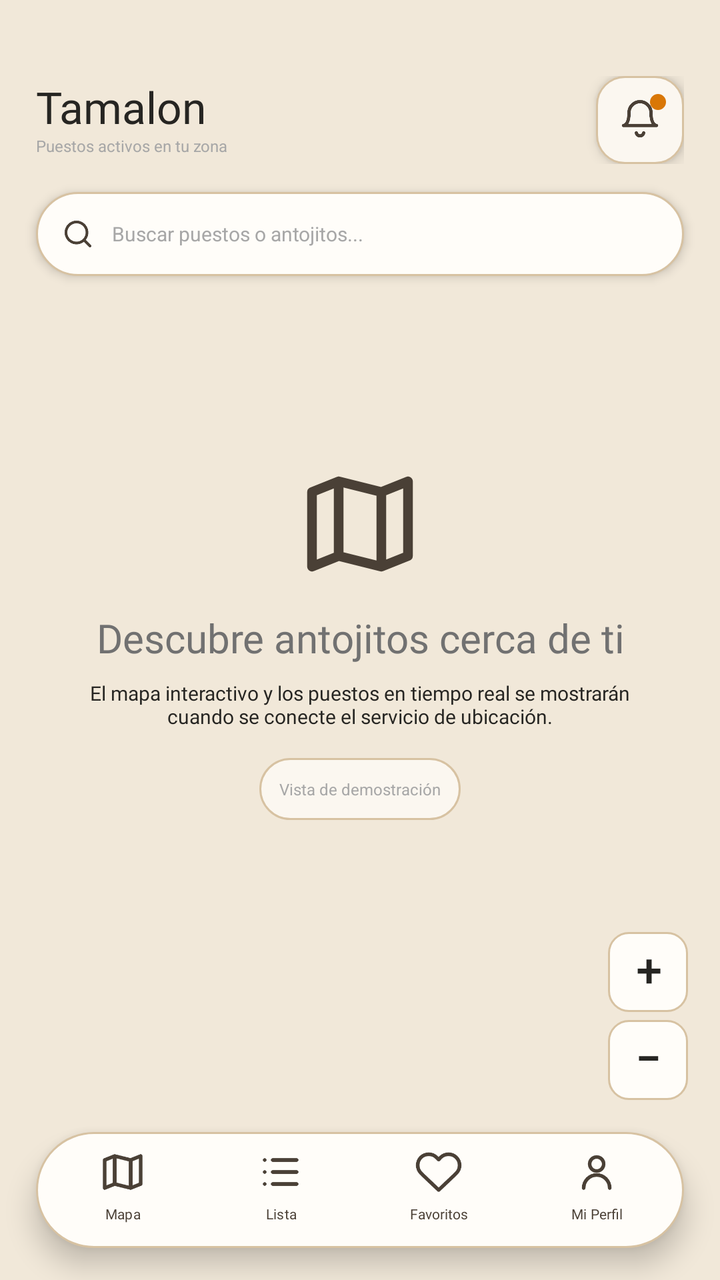
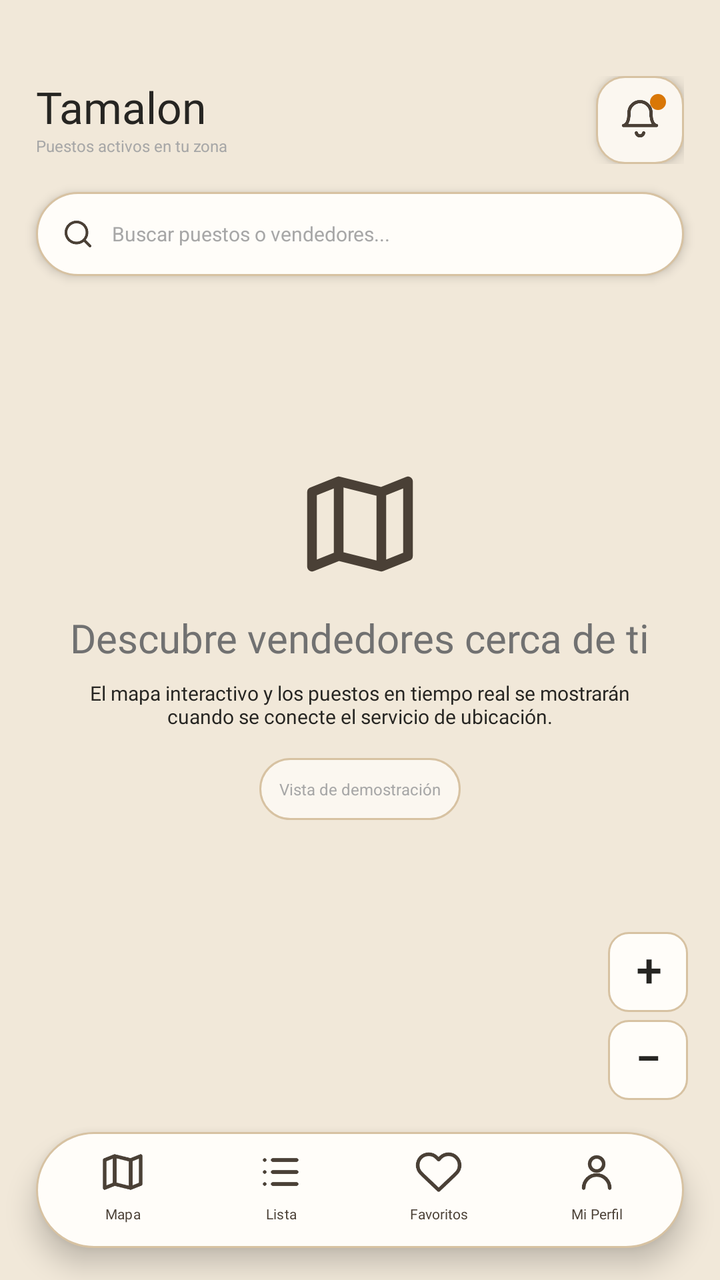

Screens rendered from an Android XML layout before and after an edit, with the pre-edit source and the edit as a unified diff.
<!-- AndroidManifest.xml: application theme Theme.Tamalon -->
<!-- res/layout/activity_map.xml -->
<?xml version="1.0" encoding="utf-8"?>
<FrameLayout xmlns:android="http://schemas.android.com/apk/res/android"
    android:layout_width="match_parent"
    android:layout_height="match_parent"
    android:background="@color/tamalon_background">

    
    <FrameLayout
        android:id="@+id/map_container"
        android:layout_width="match_parent"
        android:layout_height="match_parent">
        <LinearLayout
            android:layout_width="match_parent"
            android:layout_height="match_parent"
            android:background="@color/tamalon_background"
            android:gravity="center"
            android:orientation="vertical"
            android:padding="28dp">
            <ImageView
                android:layout_width="64dp"
                android:layout_height="64dp"
                android:contentDescription="Mapa de puestos"
                android:src="@drawable/ic_map" />
            <TextView
                style="@style/Tamalon.SectionTitle"
                android:layout_width="wrap_content"
                android:layout_height="wrap_content"
                android:layout_marginTop="14dp"
                android:gravity="center"
                android:text="Descubre antojitos cerca de ti" />
            <TextView
                style="@style/Tamalon.Body"
                android:layout_width="match_parent"
                android:layout_height="wrap_content"
                android:layout_marginTop="8dp"
                android:gravity="center"
                android:text="El mapa interactivo y los puestos en tiempo real se mostrarán cuando se conecte el servicio de ubicación." />
            <TextView
                style="@style/Tamalon.Caption"
                android:layout_width="wrap_content"
                android:layout_height="wrap_content"
                android:layout_marginTop="14dp"
                android:background="@drawable/bg_chip"
                android:padding="10dp"
                android:text="Vista de demostración" />
        </LinearLayout>
    </FrameLayout>

    
    <LinearLayout
        android:id="@+id/map_overlay_permission"
        android:layout_width="match_parent"
        android:layout_height="match_parent"
        android:background="#e6f0e8d0"
        android:gravity="center"
        android:orientation="vertical"
        android:padding="32dp"
        android:visibility="gone">

        <TextView
            style="@style/Tamalon.Body"
            android:layout_width="wrap_content"
            android:layout_height="wrap_content"
            android:gravity="center"
            android:text="@string/map_permission_denied"
            android:textSize="11sp" />

        <android.widget.Button
            android:id="@+id/map_btn_grant_permission"
            android:layout_width="wrap_content"
            android:layout_height="44dp"
            android:layout_marginTop="16dp"
            android:background="@drawable/bg_button"
            android:backgroundTint="@null"
            android:fontFamily="@font/inter"
            android:text="@string/map_btn_grant"
            android:textAllCaps="false"
            android:textColor="@color/tamalon_field_text"
            android:textSize="10sp" />
    </LinearLayout>

    
    <LinearLayout
        android:id="@+id/map_overlay_loading"
        android:layout_width="match_parent"
        android:layout_height="match_parent"
        android:background="#ccfaf7ef"
        android:gravity="center"
        android:orientation="vertical"
        android:visibility="gone">

        <ProgressBar
            android:layout_width="36dp"
            android:layout_height="36dp" />

        <TextView
            android:id="@+id/map_loading_text"
            style="@style/Tamalon.Caption"
            android:layout_width="wrap_content"
            android:layout_height="wrap_content"
            android:layout_marginTop="8dp"
            android:text="@string/map_loading" />
    </LinearLayout>

    
    <LinearLayout
        android:id="@+id/map_overlay_error"
        android:layout_width="match_parent"
        android:layout_height="match_parent"
        android:background="#e6f5d8d4"
        android:gravity="center"
        android:orientation="vertical"
        android:padding="32dp"
        android:visibility="gone">

        <TextView
            style="@style/Tamalon.Body"
            android:layout_width="wrap_content"
            android:layout_height="wrap_content"
            android:gravity="center"
            android:text="@string/map_error"
            android:textColor="#8f322d"
            android:textSize="11sp" />

        <android.widget.Button
            android:id="@+id/map_btn_retry"
            android:layout_width="wrap_content"
            android:layout_height="44dp"
            android:layout_marginTop="16dp"
            android:background="@drawable/bg_button"
            android:backgroundTint="@null"
            android:fontFamily="@font/inter"
            android:text="@string/btn_retry"
            android:textAllCaps="false"
            android:textColor="@color/tamalon_field_text"
            android:textSize="10sp" />
    </LinearLayout>

    
    <LinearLayout
        android:id="@+id/map_overlay_offline"
        android:layout_width="match_parent"
        android:layout_height="match_parent"
        android:background="#e6f0e8c0"
        android:gravity="center"
        android:orientation="vertical"
        android:padding="32dp"
        android:visibility="gone">

        <TextView
            style="@style/Tamalon.Body"
            android:layout_width="wrap_content"
            android:layout_height="wrap_content"
            android:gravity="center"
            android:text="@string/map_offline"
            android:textColor="#775d2f"
            android:textSize="11sp" />
    </LinearLayout>

    
    <LinearLayout
        android:id="@+id/map_top_bar"
        android:layout_width="match_parent"
        android:layout_height="wrap_content"
        android:layout_gravity="top"
        android:layout_marginStart="18dp"
        android:layout_marginTop="38dp"
        android:layout_marginEnd="18dp"
        android:gravity="center_vertical"
        android:orientation="horizontal">

        <LinearLayout
            android:layout_width="0dp"
            android:layout_height="wrap_content"
            android:layout_weight="1"
            android:orientation="vertical">

            <TextView
                style="@style/Tamalon.BrandText"
                android:layout_width="wrap_content"
                android:layout_height="wrap_content"
                android:text="@string/app_name"
                android:textSize="22sp" />

            <TextView
                style="@style/Tamalon.Caption"
                android:layout_width="wrap_content"
                android:layout_height="wrap_content"
                android:text="Puestos activos en tu zona"
                android:textColor="@color/tamalon_muted"
                android:textSize="8sp" />
        </LinearLayout>

        
        <FrameLayout
            android:id="@+id/map_btn_notifications"
            android:layout_width="44dp"
            android:layout_height="44dp"
            android:background="@drawable/bg_surface_card"
            android:clickable="true"
            android:contentDescription="@string/notifications_title"
            android:elevation="4dp"
            android:focusable="true">

            <ImageView
                android:layout_width="22dp"
                android:layout_height="22dp"
                android:layout_gravity="center"
                android:contentDescription="@string/notifications_title"
                android:src="@drawable/ic_bell" />

            
            <View
                android:id="@+id/map_notification_badge"
                android:layout_width="8dp"
                android:layout_height="8dp"
                android:layout_gravity="top|end"
                android:layout_marginTop="9dp"
                android:layout_marginEnd="9dp"
                android:background="@drawable/bg_circle"
                android:backgroundTint="#d97706" />
        </FrameLayout>
    </LinearLayout>

    
    <LinearLayout
        android:id="@+id/map_search_container"
        android:layout_width="match_parent"
        android:layout_height="42dp"
        android:layout_gravity="top"
        android:layout_marginStart="18dp"
        android:layout_marginTop="96dp"
        android:layout_marginEnd="18dp"
        android:background="@drawable/bg_nav"
        android:elevation="3dp"
        android:gravity="center_vertical"
        android:paddingHorizontal="12dp">

        <ImageView
            android:layout_width="18dp"
            android:layout_height="18dp"
            android:contentDescription="Buscar"
            android:src="@drawable/ic_search"
            android:tint="@color/tamalon_field_text" />

        <EditText
            android:id="@+id/map_search_input"
            android:layout_width="0dp"
            android:layout_height="match_parent"
            android:layout_marginStart="8dp"
            android:layout_weight="1"
            android:background="@color/tamalon_transparent"
            android:hint="Buscar puestos o antojitos..."
            android:imeOptions="actionSearch"
            android:inputType="textCapSentences"
            android:paddingHorizontal="0dp"
            android:singleLine="true"
            android:textColor="@color/tamalon_ink"
            android:textColorHint="@color/tamalon_muted"
            android:textSize="10sp" />
    </LinearLayout>

    
    <HorizontalScrollView
        android:id="@+id/map_category_scroll"
        android:layout_width="match_parent"
        android:layout_height="46dp"
        android:layout_gravity="top"
        android:layout_marginTop="148dp"
        android:clipToPadding="false"
        android:fillViewport="false"
        android:overScrollMode="never"
        android:paddingStart="14dp"
        android:paddingEnd="14dp"
        android:scrollbars="none">

        <LinearLayout
            android:id="@+id/map_category_filters"
            android:layout_width="wrap_content"
            android:layout_height="match_parent"
            android:gravity="center_vertical"
            android:orientation="horizontal" />
    </HorizontalScrollView>

    
    <LinearLayout
        android:layout_width="wrap_content"
        android:layout_height="wrap_content"
        android:layout_gravity="bottom|end"
        android:layout_marginEnd="16dp"
        android:layout_marginBottom="90dp"
        android:orientation="vertical">

        <android.widget.Button
            android:id="@+id/map_btn_zoom_in"
            android:layout_width="40dp"
            android:layout_height="40dp"
            android:background="@drawable/bg_zoom_button"
            android:backgroundTint="@null"
            android:gravity="center"
            android:includeFontPadding="false"
            android:minWidth="0dp"
            android:minHeight="0dp"
            android:padding="0dp"
            android:text="+"
            android:textColor="@color/tamalon_ink"
            android:textSize="22sp"
            android:textStyle="bold" />

        <android.widget.Button
            android:id="@+id/map_btn_zoom_out"
            android:layout_width="40dp"
            android:layout_height="40dp"
            android:layout_marginTop="4dp"
            android:background="@drawable/bg_zoom_button"
            android:backgroundTint="@null"
            android:gravity="center"
            android:includeFontPadding="false"
            android:minWidth="0dp"
            android:minHeight="0dp"
            android:padding="0dp"
            android:text="−"
            android:textColor="@color/tamalon_ink"
            android:textSize="22sp"
            android:textStyle="bold" />
    </LinearLayout>

    
    <LinearLayout
        android:id="@+id/vendor_route_card"
        style="@style/Tamalon.Card"
        android:layout_width="match_parent"
        android:layout_height="wrap_content"
        android:layout_gravity="bottom"
        android:layout_marginStart="16dp"
        android:layout_marginEnd="16dp"
        android:layout_marginBottom="82dp"
        android:elevation="8dp"
        android:orientation="vertical"
        android:padding="16dp"
        android:visibility="gone">

        
        <LinearLayout
            android:layout_width="match_parent"
            android:layout_height="wrap_content"
            android:gravity="center_vertical"
            android:orientation="horizontal">

            
            <LinearLayout
                android:layout_width="0dp"
                android:layout_height="wrap_content"
                android:layout_weight="1"
                android:gravity="center_vertical"
                android:orientation="horizontal">

                <View
                    android:id="@+id/vendor_route_dot"
                    android:layout_width="14dp"
                    android:layout_height="14dp"
                    android:background="@drawable/bg_circle"
                    android:backgroundTint="#9e9e9e" />

                <LinearLayout
                    android:layout_width="wrap_content"
                    android:layout_height="wrap_content"
                    android:layout_marginStart="10dp"
                    android:orientation="vertical">

                    <TextView
                        style="@style/Tamalon.Caption"
                        android:layout_width="wrap_content"
                        android:layout_height="wrap_content"
                        android:text="ESTADO DE MI RUTA"
                        android:textSize="8sp" />

                    <TextView
                        android:id="@+id/vendor_route_state_text"
                        style="@style/Tamalon.Body"
                        android:layout_width="wrap_content"
                        android:layout_height="wrap_content"
                        android:text="Fuera de ruta"
                        android:textSize="16sp"
                        android:textStyle="bold" />
                </LinearLayout>
            </LinearLayout>

            
            <android.widget.Button
                android:id="@+id/map_btn_toggle_availability"
                android:layout_width="wrap_content"
                android:layout_height="40dp"
                android:background="@drawable/bg_button"
                android:backgroundTint="@null"
                android:fontFamily="@font/inter"
                android:paddingHorizontal="16dp"
                android:text="Activar ruta"
                android:textAllCaps="false"
                android:textColor="@color/tamalon_field_text"
                android:textSize="10sp" />
        </LinearLayout>

        
        <TextView
            android:id="@+id/vendor_route_explanation"
            style="@style/Tamalon.Caption"
            android:layout_width="match_parent"
            android:layout_height="wrap_content"
            android:layout_marginTop="8dp"
            android:text="Fuera de ruta: no estás ofreciendo tu ubicación en el mapa para clientes."
            android:textColor="@color/tamalon_muted"
            android:textSize="9sp" />

        
        <LinearLayout
            android:layout_width="match_parent"
            android:layout_height="wrap_content"
            android:layout_marginTop="12dp"
            android:orientation="horizontal">

            <android.widget.Button
                android:id="@+id/vendor_quick_catalogs"
                android:layout_width="0dp"
                android:layout_height="36dp"
                android:layout_marginEnd="6dp"
                android:layout_weight="1"
                android:background="@drawable/bg_surface_card"
                android:backgroundTint="@null"
                android:drawableStart="@drawable/ic_list"
                android:drawablePadding="6dp"
                android:fontFamily="@font/inter"
                android:gravity="center"
                android:paddingHorizontal="10dp"
                android:text="Mis catálogos"
                android:textAllCaps="false"
                android:textColor="@color/tamalon_ink"
                android:textSize="9sp" />

            <android.widget.Button
                android:id="@+id/vendor_quick_routes"
                android:layout_width="0dp"
                android:layout_height="36dp"
                android:layout_marginStart="6dp"
                android:layout_weight="1"
                android:background="@drawable/bg_surface_card"
                android:backgroundTint="@null"
                android:drawableStart="@drawable/ic_navigation"
                android:drawablePadding="6dp"
                android:fontFamily="@font/inter"
                android:gravity="center"
                android:paddingHorizontal="10dp"
                android:text="Mis rutas"
                android:textAllCaps="false"
                android:textColor="@color/tamalon_ink"
                android:textSize="9sp" />
        </LinearLayout>
    </LinearLayout>

    
    <LinearLayout
        android:id="@+id/map_selected_vendor_card"
        style="@style/Tamalon.Card"
        android:layout_width="match_parent"
        android:layout_height="wrap_content"
        android:layout_gravity="bottom"
        android:layout_marginStart="16dp"
        android:layout_marginEnd="16dp"
        android:layout_marginBottom="82dp"
        android:elevation="8dp"
        android:orientation="vertical"
        android:padding="14dp"
        android:visibility="gone">

        <LinearLayout
            android:layout_width="match_parent"
            android:layout_height="wrap_content"
            android:gravity="center_vertical"
            android:orientation="horizontal">

            <ImageView
                android:id="@+id/map_card_avatar"
                android:layout_width="40dp"
                android:layout_height="40dp"
                android:background="@drawable/bg_circle"
                android:clipToOutline="true"
                android:contentDescription="Foto de vendedor"
                android:padding="8dp"
                android:scaleType="centerCrop"
                android:src="@drawable/ic_user" />

            <LinearLayout
                android:layout_width="0dp"
                android:layout_height="wrap_content"
                android:layout_marginStart="10dp"
                android:layout_weight="1"
                android:orientation="vertical">

                <TextView
                    android:id="@+id/map_card_vendor_name"
                    style="@style/Tamalon.Body"
                    android:layout_width="wrap_content"
                    android:layout_height="wrap_content"
                    android:text="Puesto de Antojitos"
                    android:textSize="13sp"
                    android:textStyle="bold" />

                <TextView
                    android:id="@+id/map_card_vendor_distance"
                    style="@style/Tamalon.Caption"
                    android:layout_width="wrap_content"
                    android:layout_height="wrap_content"
                    android:layout_marginTop="2dp"
                    android:text="A 180 m de ti · En ruta activa"
                    android:textColor="#2e7d32"
                    android:textSize="8sp" />
            </LinearLayout>

            <ImageButton
                android:id="@+id/map_card_btn_close"
                android:layout_width="32dp"
                android:layout_height="32dp"
                android:background="@color/tamalon_transparent"
                android:contentDescription="Cerrar"
                android:src="@drawable/ic_chevron"
                android:rotation="90"
                android:tint="@color/tamalon_muted" />
        </LinearLayout>

        <TextView
            android:id="@+id/map_card_vendor_description"
            style="@style/Tamalon.Caption"
            android:layout_width="match_parent"
            android:layout_height="wrap_content"
            android:layout_marginTop="8dp"
            android:ellipsize="end"
            android:maxLines="2"
            android:text="Especialidad en tamales verdes, de dulce, oaxaqueños y atole caliente de masa y champurrado."
            android:textColor="@color/tamalon_field_text"
            android:textSize="9sp" />

        <LinearLayout
            android:layout_width="match_parent"
            android:layout_height="wrap_content"
            android:layout_marginTop="10dp"
            android:orientation="horizontal">

            <android.widget.Button
                android:id="@+id/map_card_btn_catalog"
                android:layout_width="0dp"
                android:layout_height="38dp"
                android:layout_marginEnd="6dp"
                android:layout_weight="1"
                android:background="@drawable/bg_button"
                android:backgroundTint="@null"
                android:fontFamily="@font/inter"
                android:text="Ver Catálogo"
                android:textAllCaps="false"
                android:textColor="@color/tamalon_field_text"
                android:textSize="9sp" />

            <android.widget.Button
                android:id="@+id/map_card_btn_profile"
                android:layout_width="0dp"
                android:layout_height="38dp"
                android:layout_marginStart="6dp"
                android:layout_weight="1"
                android:background="@drawable/bg_surface_card"
                android:backgroundTint="@null"
                android:fontFamily="@font/inter"
                android:text="Ver Perfil"
                android:textAllCaps="false"
                android:textColor="@color/tamalon_ink"
                android:textSize="9sp" />
        </LinearLayout>
    </LinearLayout>

    <include
        layout="@layout/layout_bottom_nav"
        android:layout_width="match_parent"
        android:layout_height="58dp"
        android:layout_gravity="bottom"
        android:layout_marginHorizontal="18dp"
        android:layout_marginBottom="16dp" />
</FrameLayout>
<!-- res/layout/layout_bottom_nav.xml (included above) -->
<?xml version="1.0" encoding="utf-8"?>
<LinearLayout xmlns:android="http://schemas.android.com/apk/res/android"
    android:layout_width="match_parent"
    android:layout_height="58dp"
    android:background="@drawable/bg_nav"
    android:elevation="8dp"
    android:orientation="horizontal"
    android:padding="4dp">

    <android.widget.Button
        android:id="@+id/nav_map"
        style="@style/Tamalon.NavButton"
        android:drawableTop="@drawable/ic_map"
        android:text="Mapa" />

    <android.widget.Button
        android:id="@+id/nav_list"
        style="@style/Tamalon.NavButton"
        android:drawableTop="@drawable/ic_list"
        android:text="Lista" />

    <android.widget.Button
        android:id="@+id/nav_favorites"
        style="@style/Tamalon.NavButton"
        android:drawableTop="@drawable/ic_heart"
        android:text="Favoritos" />

    <android.widget.Button
        android:id="@+id/nav_profile"
        style="@style/Tamalon.NavButton"
        android:drawableTop="@drawable/ic_user"
        android:text="Mi Perfil" />
</LinearLayout>
<!-- resources referenced by this layout -->
<resources>
  <color name="tamalon_background">#F1E8D9</color>
  <color name="tamalon_field_text">#4A4036</color>
  <color name="tamalon_ink">#262522</color>
  <color name="tamalon_muted">#A7A7A7</color>
  <color name="tamalon_transparent">#00000000</color>
  <!-- drawable bg_circle (drawable) -->
  <?xml version="1.0" encoding="utf-8"?>
  <shape xmlns:android="http://schemas.android.com/apk/res/android" android:shape="oval">
      <solid android:color="@color/tamalon_sand" />
  </shape>
  <!-- drawable bg_nav (drawable) -->
  <?xml version="1.0" encoding="utf-8"?>
  <shape xmlns:android="http://schemas.android.com/apk/res/android" android:shape="rectangle">
      <solid android:color="@color/tamalon_surface_strong" />
      <stroke android:width="1dp" android:color="@color/tamalon_line" />
      <corners android:radius="29dp" />
  </shape>
  <!-- drawable bg_surface_card (drawable) -->
  <?xml version="1.0" encoding="utf-8"?>
  <shape xmlns:android="http://schemas.android.com/apk/res/android" android:shape="rectangle">
      <solid android:color="@color/tamalon_surface" />
      <stroke android:width="1dp" android:color="@color/tamalon_line" />
      <corners android:radius="14dp" />
  </shape>
  <!-- drawable ic_navigation (drawable) -->
  <vector xmlns:android="http://schemas.android.com/apk/res/android" android:width="24dp" android:height="24dp" android:viewportWidth="24" android:viewportHeight="24">
      <path android:pathData="M21,3 L13.5,21 L11.4,12.6 L3,10.5 Z" android:fillColor="@android:color/transparent" android:strokeColor="@color/tamalon_blue" android:strokeWidth="1.8" android:strokeLineJoin="round" />
  </vector>
  <string name="app_name">Tamalon</string>
  <string name="btn_retry">Reintentar</string>
  <string name="map_btn_grant">Permitir ubicación</string>
  <string name="map_error">Error al cargar el mapa. Intenta de nuevo.</string>
  <string name="map_loading">Cargando mapa…</string>
  <string name="map_offline">Sin conexión. Verifica tu red.</string>
  <string name="map_permission_denied">Activa el permiso de ubicación en Configuración para usar el mapa.</string>
  <string name="notifications_title">Notificaciones</string>
  <style name="Tamalon.Body">
          <item name="android:fontFamily">@font/inter</item>
          <item name="android:textColor">@color/tamalon_ink</item>
          <item name="android:textSize">@dimen/content_text</item>
      </style>
  <style name="Tamalon.BrandText">
          <item name="android:fontFamily">@font/a_calling_regular</item>
          <item name="android:textColor">@color/tamalon_ink</item>
          <item name="android:textSize">@dimen/brand_text</item>
          <item name="android:includeFontPadding">false</item>
      </style>
  <style name="Tamalon.Caption">
          <item name="android:fontFamily">sans</item>
          <item name="android:textColor">@color/tamalon_muted</item>
          <item name="android:textSize">@dimen/small_text</item>
      </style>
  <style name="Tamalon.Card">
          <item name="android:background">@drawable/bg_surface_card</item>
          <item name="android:padding">14dp</item>
      </style>
  <style name="Tamalon.SectionTitle">
          <item name="android:fontFamily">@font/a_calling_regular</item>
          <item name="android:textColor">@color/tamalon_heading_muted</item>
          <item name="android:textSize">20sp</item>
          <item name="android:includeFontPadding">false</item>
      </style>
  <style name="Theme.Tamalon" parent="Base.Theme.Tamalon" />
  <color name="tamalon_sand">#E7D6BA</color>
  <color name="tamalon_line">#D7C2A2</color>
  <color name="tamalon_sand_strong">#D8C3A5</color>
  <color name="tamalon_surface">#FBF7F0</color>
  <color name="tamalon_surface_strong">#FFFDF9</color>
  <color name="tamalon_blue">#2D9BEA</color>
  <dimen name="content_text">10sp</dimen>
  <dimen name="brand_text">39sp</dimen>
  <dimen name="small_text">8sp</dimen>
  <color name="tamalon_heading_muted">#717171</color>
  <color name="tamalon_error">#C62828</color>
  <!-- unchanged entries left out for length: 13 -->
</resources>

<!-- the commit's change to res/layout/activity_map.xml (unified diff, before → after) -->
@@ -27,7 +27,7 @@
                 android:layout_height="wrap_content"
                 android:layout_marginTop="14dp"
                 android:gravity="center"
-                android:text="Descubre antojitos cerca de ti" />
+                android:text="Descubre vendedores cerca de ti" />
             <TextView
                 style="@style/Tamalon.Body"
                 android:layout_width="match_parent"
@@ -250,7 +250,7 @@
             android:layout_marginStart="8dp"
             android:layout_weight="1"
             android:background="@color/tamalon_transparent"
-            android:hint="Buscar puestos o antojitos..."
+            android:hint="Buscar puestos o vendedores..."
             android:imeOptions="actionSearch"
             android:inputType="textCapSentences"
             android:paddingHorizontal="0dp"
@@ -501,7 +501,7 @@
                     style="@style/Tamalon.Body"
                     android:layout_width="wrap_content"
                     android:layout_height="wrap_content"
-                    android:text="Puesto de Antojitos"
+                    android:text="Puesto de Vendedor"
                     android:textSize="13sp"
                     android:textStyle="bold" />
 
@@ -535,7 +535,7 @@
             android:layout_marginTop="8dp"
             android:ellipsize="end"
             android:maxLines="2"
-            android:text="Especialidad en tamales verdes, de dulce, oaxaqueños y atole caliente de masa y champurrado."
+            android:text="Especialidad en productos frescos y de calidad disponibles al día."
             android:textColor="@color/tamalon_field_text"
             android:textSize="9sp" />
 
